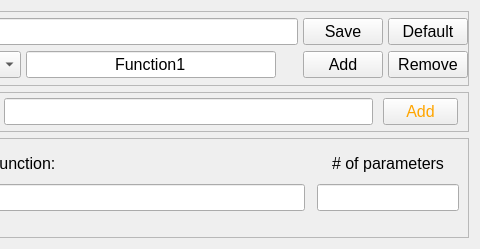
dseyit/Graphxyz, file uis/funOptions.ui: the form before one commit; both pictures show x 281 to 761 and y 0 to 249 of the 761 by 249 pixel window.
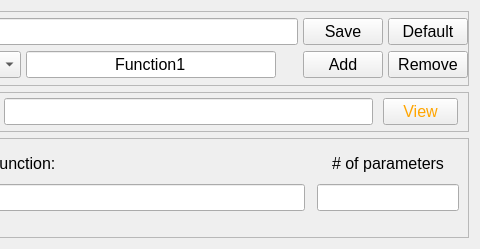
The form after the commit.

The edit to the form file:
```diff
--- a/uis/funOptions.ui
+++ b/uis/funOptions.ui
@@ -338,7 +338,7 @@
          <string notr="true">color: Orange</string>
         </property>
         <property name="text">
-         <string>Add</string>
+         <string>View</string>
         </property>
        </widget>
       </item>
```
Left out of the diff: 2 changed lines with no effect on the pictures.
